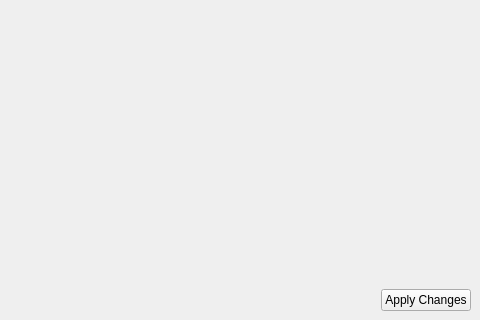
Above: starviewer/src/inputoutput/qlistenrisrequestsconfigurationscreenbase.ui from starviewer-medical/starviewer before the change; both pictures show x 325 to 805 and y 81 to 401 of the 805 by 401 pixel window. Below: the same form after it.
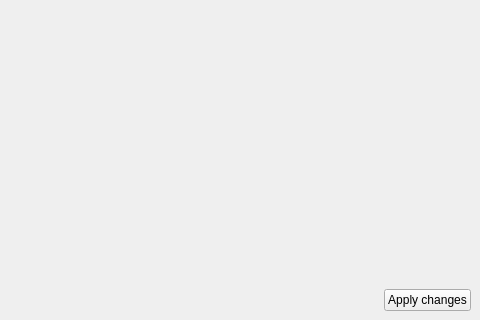
That is the form after the change.

```diff
--- a/starviewer/src/inputoutput/qlistenrisrequestsconfigurationscreenbase.ui
+++ b/starviewer/src/inputoutput/qlistenrisrequestsconfigurationscreenbase.ui
@@ -43,7 +43,7 @@
      <item>
       <widget class="QPushButton" name="m_buttonApplyListenRisConfiguration" >
        <property name="text" >
-        <string>Apply Changes</string>
+        <string>Apply changes</string>
        </property>
       </widget>
      </item>
```
